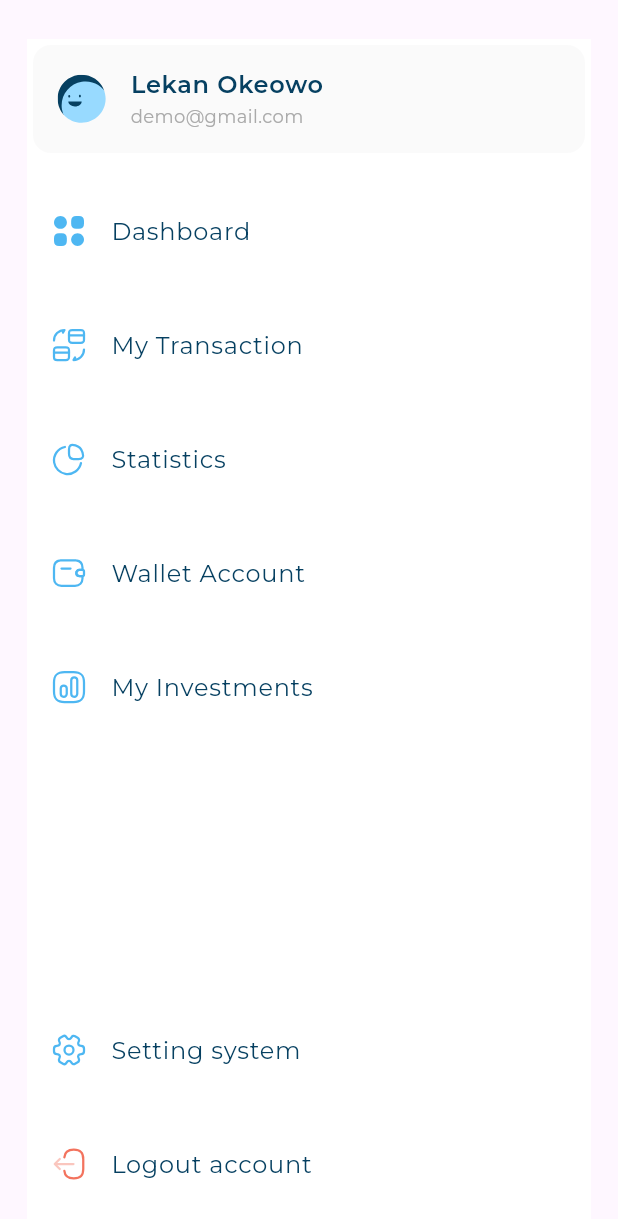
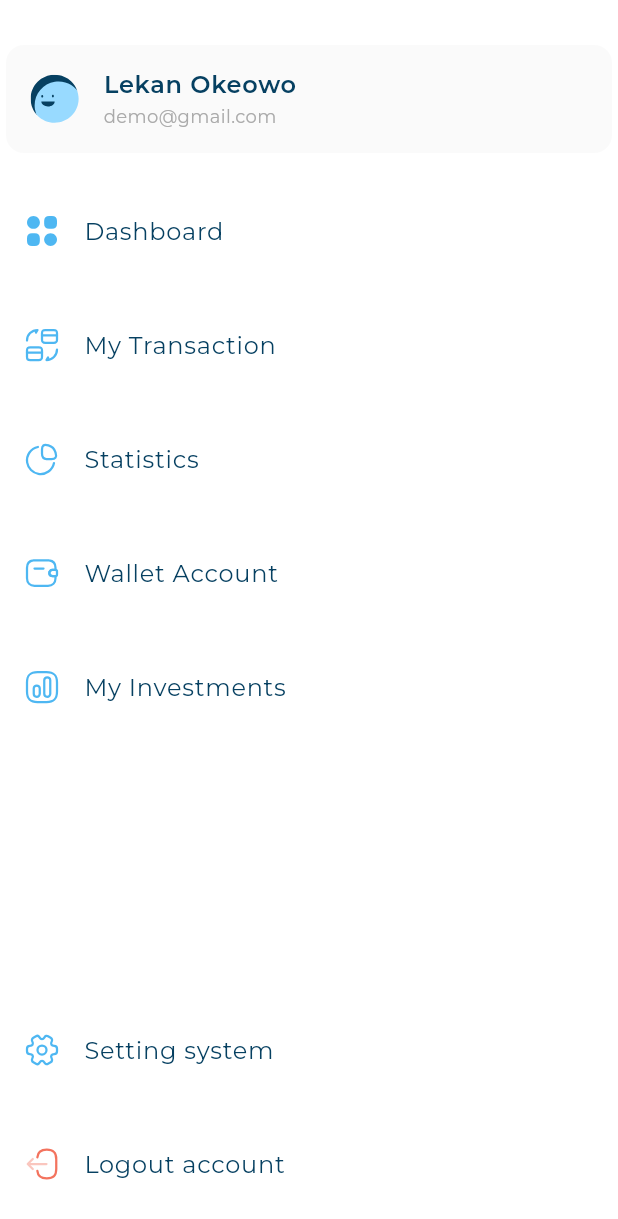
Before and after one commit to Mahmoud-Azmy/responsive_dashboard, a Flutter app: the CustomDrawer widget shown alone on an empty page, opened directly, on a phone screen of 412 x 824 dp. Shown: the top 1219 px of the screen. Run offline on Flutter 3.47's test engine with Material 3 defaults, Android fonts, the phone set to English and light mode, and no system bars; our stand-ins replace flutter_svg; project files that could hold a hidden picture were left out.

```diff
--- a/lib/utils/text_styles.dart
+++ b/lib/utils/text_styles.dart
@@ -1,6 +1,6 @@
 import 'package:flutter/material.dart';
 
-abstract class TextStyles {
+abstract class AppStyles {
   static const TextStyle styleRegular16 = TextStyle(
       fontSize: 16,
       fontWeight: FontWeight.w400,
--- a/lib/views/home_view.dart
+++ b/lib/views/home_view.dart
@@ -8,6 +8,7 @@ class HomeView extends StatelessWidget {
   @override
   Widget build(BuildContext context) {
     return Scaffold(
+      backgroundColor: const Color(0xffE5E5E5),
       body: AdaptiveLayout(
         mobileLayout: (context) => const SizedBox(),
         tabletLayout: (context) => const SizedBox(),
--- a/lib/views/widgets/custom_drawer.dart
+++ b/lib/views/widgets/custom_drawer.dart
@@ -12,12 +12,15 @@ class CustomDrawer extends StatelessWidget {
 
   @override
   Widget build(BuildContext context) {
-    return Padding(
-      padding: const EdgeInsets.only(left: 18, right: 18, top: 26),
-      child: Container(
+    return Container(
         color: Colors.white,
         child: const CustomScrollView(
           slivers: [
+            SliverToBoxAdapter(
+              child: SizedBox(
+                height: 26,
+              ),
+            ),
             SliverToBoxAdapter(
               child: UserInfoListTile(
                 image: Assets.assetsImagesUser3,
@@ -25,7 +28,6 @@ class CustomDrawer extends StatelessWidget {
                 subtitle: 'demo@gmail.com',
               ),
             ),
-              SliverToBoxAdapter(),
             DrawerItemListView(),
             SliverFillRemaining(
               hasScrollBody: false,
@@ -54,7 +56,6 @@ class CustomDrawer extends StatelessWidget {
               ),
             )
           ],
-          )),
-    );
+        ));
   }
 }
--- a/lib/views/widgets/drawer_item.dart
+++ b/lib/views/widgets/drawer_item.dart
@@ -33,7 +33,7 @@ class InActiveDrawerItem extends StatelessWidget {
       leading: SvgPicture.asset(drawerItemModel.image),
       title: Text(
         drawerItemModel.title,
-        style: TextStyles.styleRegular16,
+        style: AppStyles.styleRegular16,
       ),
     );
   }
@@ -55,7 +55,7 @@ class ActiveDrawerItem extends StatelessWidget {
       leading: SvgPicture.asset(drawerItemModel.image),
       title: Text(
         drawerItemModel.title,
-        style: TextStyles.styleBold16,
+        style: AppStyles.styleBold16,
       ),
       trailing: Container(
         color: const Color(0xff4EB7F2),
--- a/lib/views/widgets/user_info_list_tile.dart
+++ b/lib/views/widgets/user_info_list_tile.dart
@@ -21,11 +21,11 @@ class UserInfoListTile extends StatelessWidget {
         ),
         title: Text(
           title,
-          style: TextStyles.styleSemiBold16,
+          style: AppStyles.styleSemiBold16,
         ),
         subtitle: Text(
           subtitle,
-          style: TextStyles.styleRegular12,
+          style: AppStyles.styleRegular12,
         ),
       ),
     );
```
Also changed, not shown: lib/utils/app_images.dart (+8 -4 lines), lib/views/widgets/all_expenses.dart (added, +21 -0 lines), lib/views/widgets/all_expenses_header.dart (added, +21 -0 lines), lib/views/widgets/dash_board_desktop_layout.dart (+7 -0 lines), lib/views/widgets/time_options.dart (added, +38 -0 lines). Lines whose indentation alone changed are shown as unchanged.
